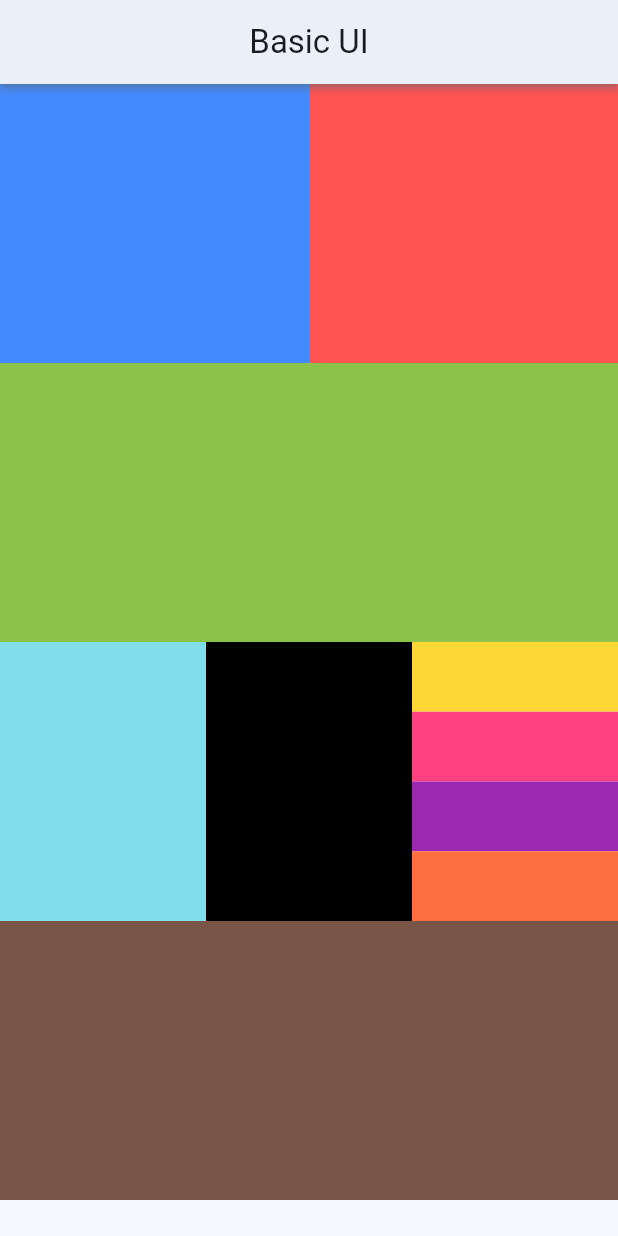
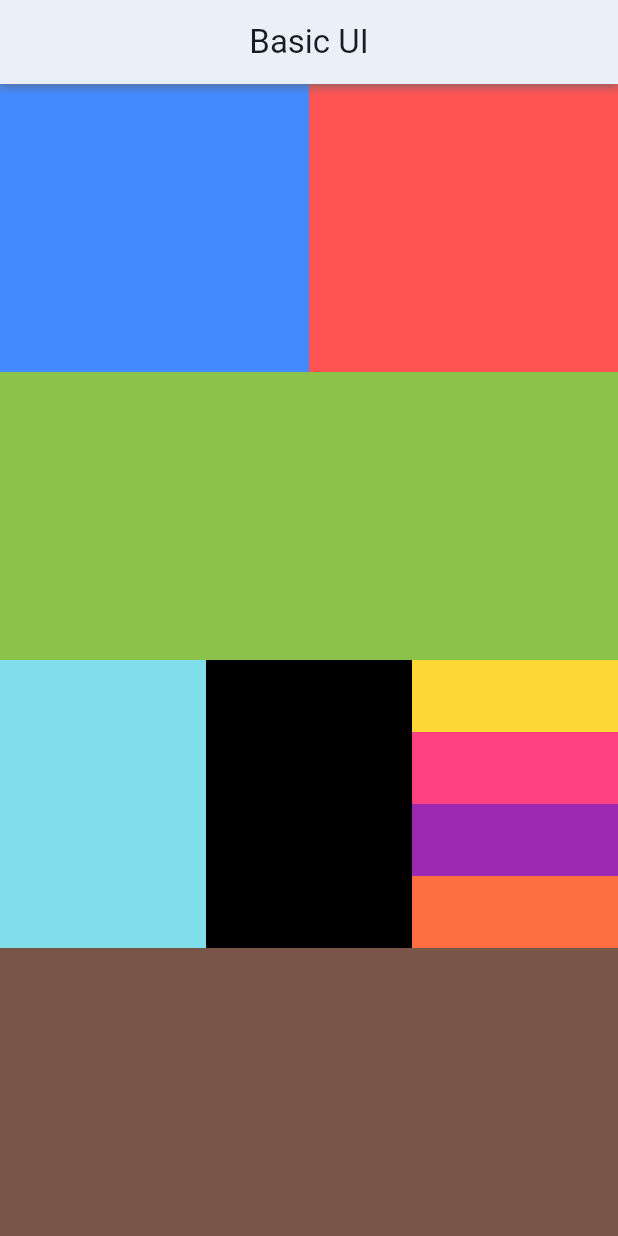
Before and after one commit to anastasiiaal/project_flutter, a Flutter app: the screen it shows after launch, on a phone screen of 412 x 824 dp. Run offline on Flutter 3.47's test engine with Material 3 defaults, Android fonts, the phone set to English and light mode, and no system bars.

Commit message:
exercice 1 perfected

```diff
--- a/lib/main.dart
+++ b/lib/main.dart
@@ -44,7 +44,9 @@ class MyFirstUI extends StatelessWidget {
 
     Size size = MediaQuery.of(context).size;
     double width = MediaQuery.of(context).size.width;
-    double height = MediaQuery.of(context).size.height - 80;
+    double appBarHeight = AppBar().preferredSize.height;
+    double height = MediaQuery.of(context).size.height - appBarHeight;
+
 
     return Scaffold(
       appBar: AppBar(
@@ -119,16 +121,17 @@ class MyFirstUI extends StatelessWidget {
                 ),
               ]
           ),
-          Row(
+          Expanded(
+            child: Row(
                 children: [
                   Expanded(
                     child: Container(
-                      height: height / 4,
                         color: Colors.brown
                     ),
                   )
                 ]
             ),
+          )
         ],
       )
     );
```
Lines whose indentation alone changed are shown as unchanged.
